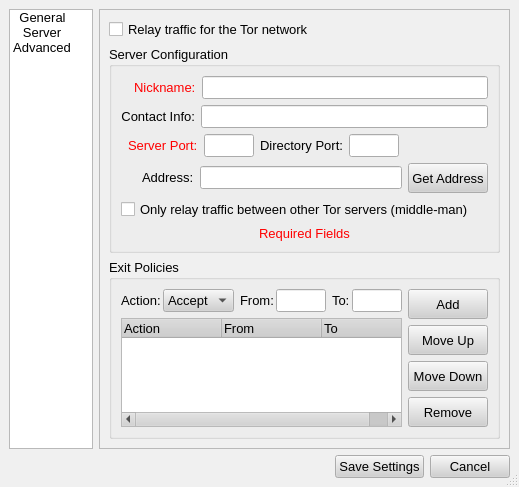
Before: the Qt Designer form src/gui/configdialog/configdialog.ui in a-ilin/vidalia, drawn with Qt 5.
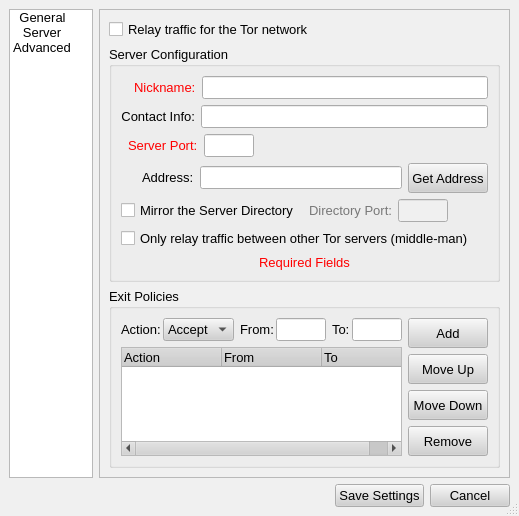
After: the same form once the commit is applied. The open tabs and pages were chosen to show the change. Icons and pictures are not drawn.

Commit message:
A quick layout change to the serverconfig page of the Config Dialog, hopefully making it a bit clearer how to enable/disable mirroring the server directory. Naturally, I had to take another screenshot too.
svn:r312

```diff
--- a/src/gui/configdialog/configdialog.ui
+++ b/src/gui/configdialog/configdialog.ui
@@ -8,8 +8,8 @@
    <rect>
     <x>0</x>
     <y>0</y>
-    <width>362</width>
-    <height>319</height>
+    <width>348</width>
+    <height>275</height>
    </rect>
   </property>
   <property name="palette" >
@@ -1007,50 +1007,6 @@
                    </item>
                   </layout>
                  </item>
-                 <item>
-                  <layout class="QHBoxLayout" >
-                   <property name="margin" >
-                    <number>0</number>
-                   </property>
-                   <property name="spacing" >
-                    <number>6</number>
-                   </property>
-                   <item>
-                    <widget class="QLabel" name="label_3" >
-                     <property name="contextMenuPolicy" >
-                      <enum>Qt::NoContextMenu</enum>
-                     </property>
-                     <property name="text" >
-                      <string>&lt;html>&lt;head>&lt;meta name="qrichtext" content="1" />&lt;/head>&lt;body style=" white-space: pre-wrap; font-family:Arial; font-size:10pt; font-weight:400; font-style:normal; text-decoration:none;">&lt;p style=" margin-top:0px; margin-bottom:0px; margin-left:0px; margin-right:0px; -qt-block-indent:0; text-indent:0px;">Directory Port:&lt;/p>&lt;/body>&lt;/html></string>
-                     </property>
-                    </widget>
-                   </item>
-                   <item>
-                    <widget class="QLineEdit" name="lineDirPort" >
-                     <property name="sizePolicy" >
-                      <sizepolicy>
-                       <hsizetype>0</hsizetype>
-                       <vsizetype>0</vsizetype>
-                       <horstretch>0</horstretch>
-                       <verstretch>0</verstretch>
-                      </sizepolicy>
-                     </property>
-                     <property name="maximumSize" >
-                      <size>
-                       <width>50</width>
-                       <height>16777215</height>
-                      </size>
-                     </property>
-                     <property name="contextMenuPolicy" >
-                      <enum>Qt::NoContextMenu</enum>
-                     </property>
-                     <property name="toolTip" >
-                      <string>Setting this port will mirror the directory for other servers to use</string>
-                     </property>
-                    </widget>
-                   </item>
-                  </layout>
-                 </item>
                  <item>
                   <spacer>
                    <property name="orientation" >
@@ -1124,6 +1080,92 @@
                  </item>
                 </layout>
                </item>
+               <item>
+                <layout class="QHBoxLayout" >
+                 <property name="margin" >
+                  <number>0</number>
+                 </property>
+                 <property name="spacing" >
+                  <number>6</number>
+                 </property>
+                 <item>
+                  <widget class="QCheckBox" name="chkMirrorDirectory" >
+                   <property name="contextMenuPolicy" >
+                    <enum>Qt::NoContextMenu</enum>
+                   </property>
+                   <property name="toolTip" >
+                    <string>Enable to mirror the server directory</string>
+                   </property>
+                   <property name="text" >
+                    <string>Mirror the Server Directory </string>
+                   </property>
+                  </widget>
+                 </item>
+                 <item>
+                  <layout class="QHBoxLayout" >
+                   <property name="margin" >
+                    <number>0</number>
+                   </property>
+                   <property name="spacing" >
+                    <number>6</number>
+                   </property>
+                   <item>
+                    <widget class="QLabel" name="lblDirPort" >
+                     <property name="enabled" >
+                      <bool>false</bool>
+                     </property>
+                     <property name="contextMenuPolicy" >
+                      <enum>Qt::NoContextMenu</enum>
+                     </property>
+                     <property name="text" >
+                      <string>&lt;html>&lt;head>&lt;meta name="qrichtext" content="1" />&lt;/head>&lt;body style=" white-space: pre-wrap; font-family:Arial; font-size:10pt; font-weight:400; font-style:normal; text-decoration:none;">&lt;p style=" margin-top:0px; margin-bottom:0px; margin-left:0px; margin-right:0px; -qt-block-indent:0; text-indent:0px;">Directory Port:&lt;/p>&lt;/body>&lt;/html></string>
+                     </property>
+                    </widget>
+                   </item>
+                   <item>
+                    <widget class="QLineEdit" name="lineDirPort" >
+                     <property name="enabled" >
+                      <bool>false</bool>
+                     </property>
+                     <property name="sizePolicy" >
+                      <sizepolicy>
+                       <hsizetype>0</hsizetype>
+                       <vsizetype>0</vsizetype>
+                       <horstretch>0</horstretch>
+                       <verstretch>0</verstretch>
+                      </sizepolicy>
+                     </property>
+                     <property name="maximumSize" >
+                      <size>
+                       <width>50</width>
+                       <height>16777215</height>
+                      </size>
+                     </property>
+                     <property name="contextMenuPolicy" >
+                      <enum>Qt::NoContextMenu</enum>
+                     </property>
+                     <property name="toolTip" >
+                      <string>Directory Port Number</string>
+                     </property>
+                    </widget>
+                   </item>
+                  </layout>
+                 </item>
+                 <item>
+                  <spacer>
+                   <property name="orientation" >
+                    <enum>Qt::Horizontal</enum>
+                   </property>
+                   <property name="sizeHint" >
+                    <size>
+                     <width>40</width>
+                     <height>20</height>
+                    </size>
+                   </property>
+                  </spacer>
+                 </item>
+                </layout>
+               </item>
                <item>
                 <widget class="QCheckBox" name="chkMiddleMan" >
                  <property name="contextMenuPolicy" >
```
Left out of the diff: 32 changed lines with no effect on the pictures.
